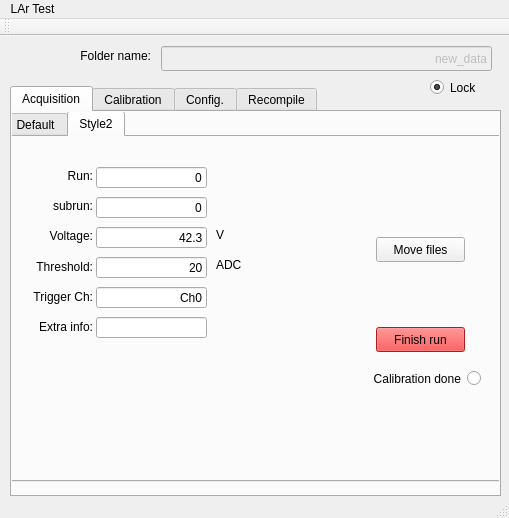
Above: installation_files/install_by_hand/move_files/mainwindow.ui from hvsouza/CAEN_Digitizer before the change. Below: the same form after it.
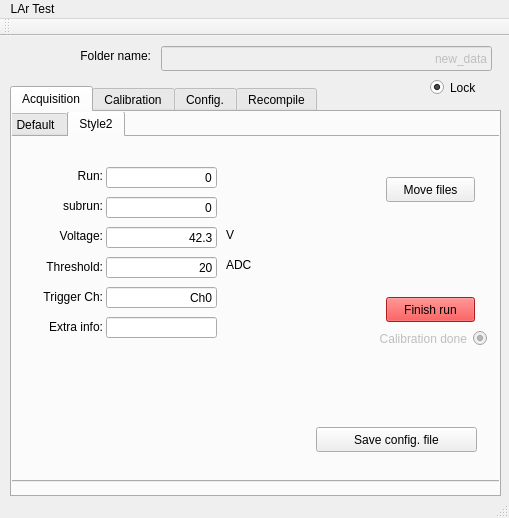
That is the form after the change. The open tabs and pages were chosen to show the change.

Commit message: Opt to save config file and better file saving

The edit to the form file:
```diff
--- a/installation_files/install_by_hand/move_files/mainwindow.ui
+++ b/installation_files/install_by_hand/move_files/mainwindow.ui
@@ -574,7 +574,7 @@
        <widget class="QLabel" name="label_7">
         <property name="geometry">
          <rect>
-          <x>6</x>
+          <x>16</x>
           <y>180</y>
           <width>81</width>
           <height>20</height>
@@ -588,10 +588,13 @@
         </property>
        </widget>
        <widget class="QRadioButton" name="calibration_check">
+        <property name="enabled">
+         <bool>false</bool>
+        </property>
         <property name="geometry">
          <rect>
-          <x>314</x>
-          <y>230</y>
+          <x>320</x>
+          <y>190</y>
           <width>161</width>
           <height>23</height>
          </rect>
@@ -602,11 +605,23 @@
         <property name="text">
          <string>Calibration done</string>
         </property>
+        <property name="checkable">
+         <bool>true</bool>
+        </property>
+        <property name="checked">
+         <bool>true</bool>
+        </property>
+        <property name="autoRepeat">
+         <bool>false</bool>
+        </property>
+        <property name="autoExclusive">
+         <bool>false</bool>
+        </property>
        </widget>
        <widget class="QLabel" name="triggerCh">
         <property name="geometry">
          <rect>
-          <x>6</x>
+          <x>16</x>
           <y>150</y>
           <width>81</width>
           <height>20</height>
@@ -622,7 +637,7 @@
        <widget class="QLabel" name="label">
         <property name="geometry">
          <rect>
-          <x>20</x>
+          <x>30</x>
           <y>30</y>
           <width>67</width>
           <height>17</height>
@@ -638,7 +653,7 @@
        <widget class="QLabel" name="label_4">
         <property name="geometry">
          <rect>
-          <x>6</x>
+          <x>16</x>
           <y>120</y>
           <width>81</width>
           <height>20</height>
@@ -654,7 +669,7 @@
        <widget class="QLabel" name="label_2">
         <property name="geometry">
          <rect>
-          <x>20</x>
+          <x>30</x>
           <y>60</y>
           <width>67</width>
           <height>17</height>
@@ -670,7 +685,7 @@
        <widget class="QLineEdit" name="voltage">
         <property name="geometry">
          <rect>
-          <x>90</x>
+          <x>100</x>
           <y>90</y>
           <width>111</width>
           <height>21</height>
@@ -686,7 +701,7 @@
        <widget class="QLineEdit" name="trigger_channel">
         <property name="geometry">
          <rect>
-          <x>90</x>
+          <x>100</x>
           <y>150</y>
           <width>111</width>
           <height>21</height>
@@ -705,7 +720,7 @@
        <widget class="QLineEdit" name="run">
         <property name="geometry">
          <rect>
-          <x>90</x>
+          <x>100</x>
           <y>30</y>
           <width>111</width>
           <height>21</height>
@@ -724,8 +739,8 @@
        <widget class="QPushButton" name="button_movefile">
         <property name="geometry">
          <rect>
-          <x>370</x>
-          <y>100</y>
+          <x>380</x>
+          <y>40</y>
           <width>89</width>
           <height>25</height>
          </rect>
@@ -737,7 +752,7 @@
        <widget class="QLabel" name="label_6">
         <property name="geometry">
          <rect>
-          <x>210</x>
+          <x>220</x>
           <y>120</y>
           <width>41</width>
           <height>16</height>
@@ -750,7 +765,7 @@
        <widget class="QLineEdit" name="subrun">
         <property name="geometry">
          <rect>
-          <x>90</x>
+          <x>100</x>
           <y>60</y>
           <width>111</width>
           <height>21</height>
@@ -766,8 +781,8 @@
        <widget class="QPushButton" name="pushButton_2">
         <property name="geometry">
          <rect>
-          <x>370</x>
-          <y>190</y>
+          <x>380</x>
+          <y>160</y>
           <width>89</width>
           <height>25</height>
          </rect>
@@ -1048,7 +1063,7 @@
        <widget class="QLineEdit" name="threshold">
         <property name="geometry">
          <rect>
-          <x>90</x>
+          <x>100</x>
           <y>120</y>
           <width>111</width>
           <height>21</height>
@@ -1064,7 +1079,7 @@
        <widget class="QLabel" name="label_5">
         <property name="geometry">
          <rect>
-          <x>210</x>
+          <x>220</x>
           <y>90</y>
           <width>16</width>
           <height>16</height>
@@ -1077,7 +1092,7 @@
        <widget class="QLabel" name="label_3">
         <property name="geometry">
          <rect>
-          <x>20</x>
+          <x>30</x>
           <y>90</y>
           <width>67</width>
           <height>17</height>
@@ -1093,7 +1108,7 @@
        <widget class="QLineEdit" name="extra">
         <property name="geometry">
          <rect>
-          <x>90</x>
+          <x>100</x>
           <y>180</y>
           <width>111</width>
           <height>21</height>
@@ -1109,6 +1124,19 @@
          <set>Qt::AlignRight|Qt::AlignTrailing|Qt::AlignVCenter</set>
         </property>
        </widget>
+       <widget class="QPushButton" name="button_save_config">
+        <property name="geometry">
+         <rect>
+          <x>310</x>
+          <y>290</y>
+          <width>161</width>
+          <height>25</height>
+         </rect>
+        </property>
+        <property name="text">
+         <string>Save config. file</string>
+        </property>
+       </widget>
       </widget>
      </widget>
     </widget>
```
Left out of the diff: 32 changed lines with no effect on the pictures. The commit also changes 2 other files.
